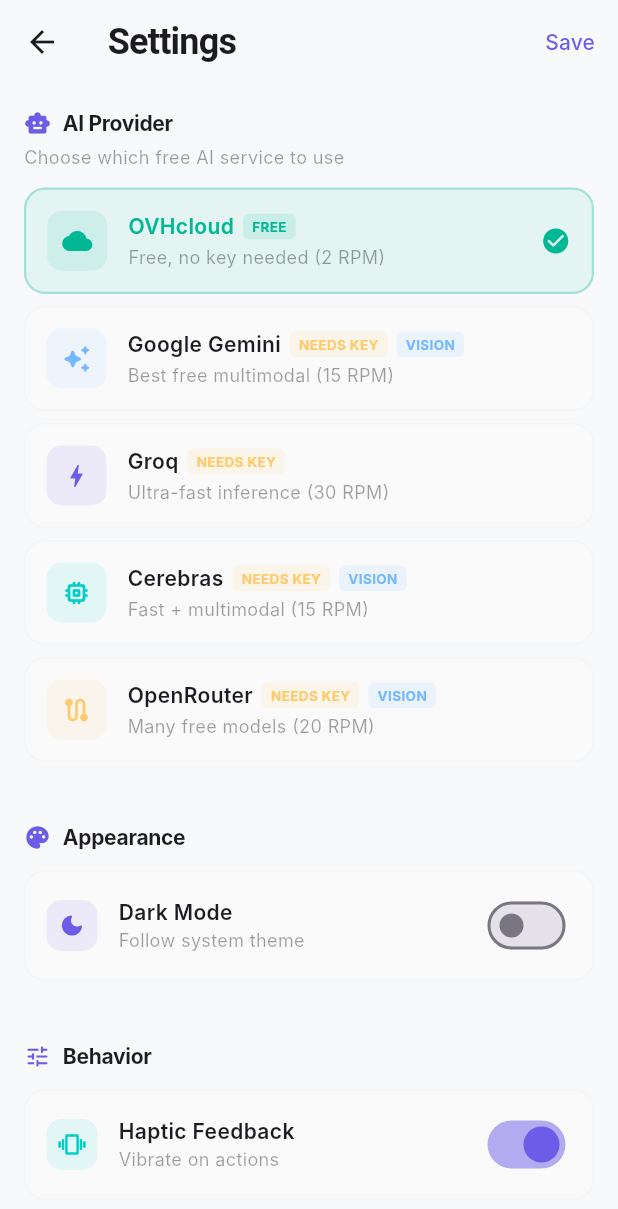
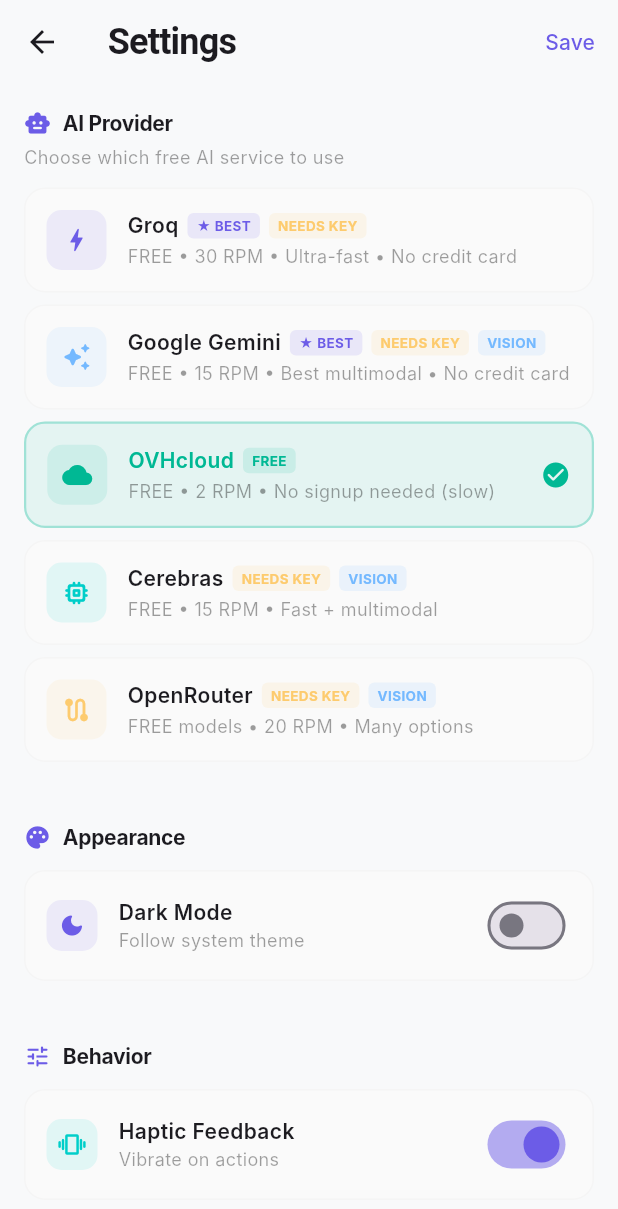
Before and after one commit to sofelaisrael/sift, a Flutter app: the SettingsScreen screen opened directly, on a phone screen of 412 x 824 dp. Shown: the top 1209 px of the screen. Run offline on Flutter 3.47's test engine with Material 3 defaults, Android fonts, the phone set to English and light mode, and no system bars; our stand-ins replace flutter_local_notifications, hive, hive_flutter, image_picker, shared_preferences, timezone; missing offline and left inert: add_2_calendar, google_mlkit_text_recognition; accounts and stored records are empty; Roboto replaces fonts that are missing (Inter).

Commit message:
Fix provider list: Groq (30 RPM) and Gemini (15 RPM) as recommended free options

```diff
--- a/lib/screens/settings_screen.dart
+++ b/lib/screens/settings_screen.dart
@@ -20,48 +20,53 @@
 
   final List<Map<String, dynamic>> _providers = [
     {
-      'name': 'OVHcloud',
-      'desc': 'Free, no key needed (2 RPM)',
-      'color': AppTheme.success,
-      'icon': Icons.cloud_rounded,
-      'needsKey': false,
+      'name': 'Groq',
+      'desc': 'FREE • 30 RPM • Ultra-fast • No credit card',
+      'color': AppTheme.primary,
+      'icon': Icons.bolt_rounded,
+      'needsKey': true,
       'supportsImage': false,
+      'keyUrl': 'https://console.groq.com/keys',
+      'recommended': true,
     },
     {
       'name': 'Google Gemini',
-      'desc': 'Best free multimodal (15 RPM)',
+      'desc': 'FREE • 15 RPM • Best multimodal • No credit card',
       'color': AppTheme.info,
       'icon': Icons.auto_awesome_rounded,
       'needsKey': true,
       'supportsImage': true,
       'keyUrl': 'https://aistudio.google.com/app/apikey',
+      'recommended': true,
     },
     {
-      'name': 'Groq',
-      'desc': 'Ultra-fast inference (30 RPM)',
-      'color': AppTheme.primary,
-      'icon': Icons.bolt_rounded,
-      'needsKey': true,
+      'name': 'OVHcloud',
+      'desc': 'FREE • 2 RPM • No signup needed (slow)',
+      'color': AppTheme.success,
+      'icon': Icons.cloud_rounded,
+      'needsKey': false,
       'supportsImage': false,
-      'keyUrl': 'https://console.groq.com/keys',
+      'recommended': false,
     },
     {
       'name': 'Cerebras',
-      'desc': 'Fast + multimodal (15 RPM)',
+      'desc': 'FREE • 15 RPM • Fast + multimodal',
       'color': AppTheme.accent,
       'icon': Icons.memory_rounded,
       'needsKey': true,
       'supportsImage': true,
       'keyUrl': 'https://cloud.cerebras.ai/',
+      'recommended': false,
     },
     {
       'name': 'OpenRouter',
-      'desc': 'Many free models (20 RPM)',
+      'desc': 'FREE models • 20 RPM • Many options',
       'color': AppTheme.warning,
       'icon': Icons.route_rounded,
       'needsKey': true,
       'supportsImage': true,
       'keyUrl': 'https://openrouter.ai/keys',
+      'recommended': false,
     },
   ];
 
@@ -296,6 +301,24 @@
                               color: isSelected ? color : null,
                             ),
                           ),
+                          if (provider['recommended'] == true) ...[
+                            const SizedBox(width: 6),
+                            Container(
+                              padding: const EdgeInsets.symmetric(horizontal: 6, vertical: 2),
+                              decoration: BoxDecoration(
+                                color: AppTheme.primary.withValues(alpha: 0.12),
+                                borderRadius: BorderRadius.circular(4),
+                              ),
+                              child: const Text(
+                                '★ BEST',
+                                style: TextStyle(
+                                  fontSize: 9,
+                                  fontWeight: FontWeight.w700,
+                                  color: AppTheme.primary,
+                                ),
+                              ),
+                            ),
+                          ],
                           if (!needsKey) ...[
                             const SizedBox(width: 6),
                             Container(
```
